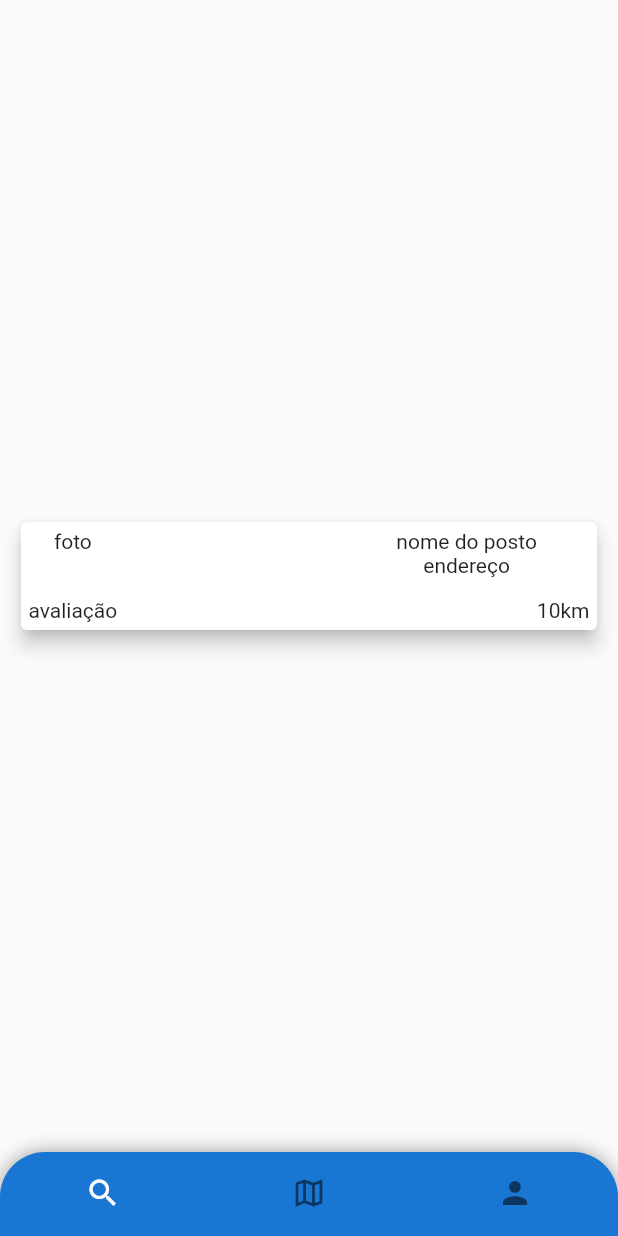
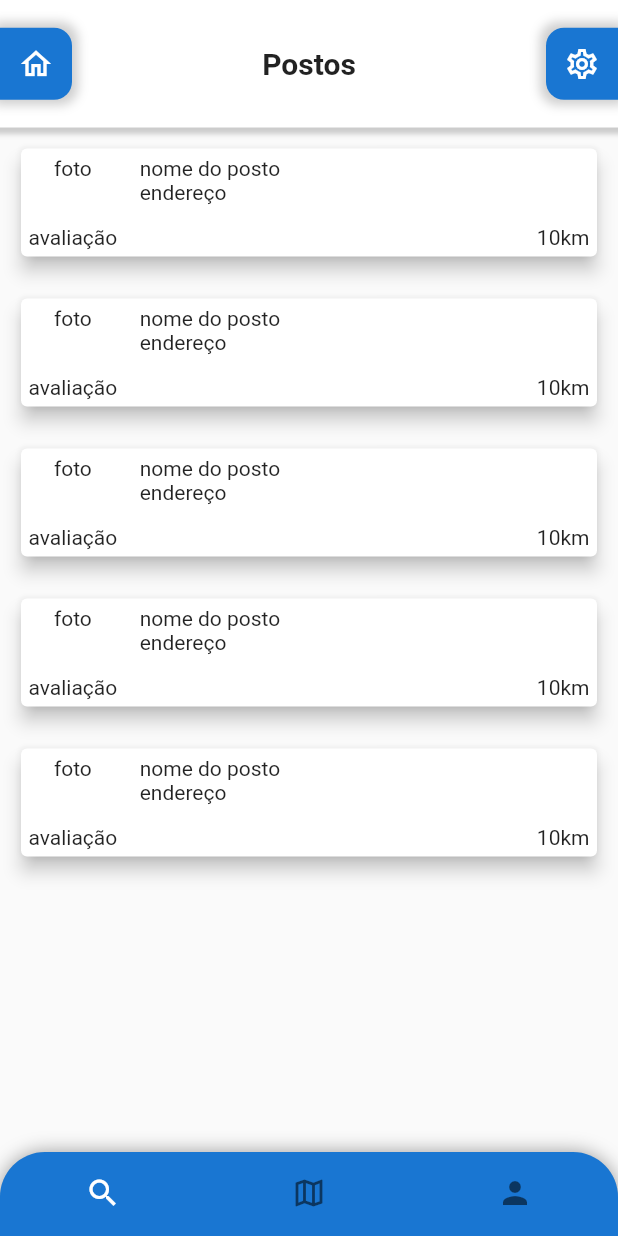
Before and after one commit to PedroLuisBrilhadori/faz-a-boa, a Flutter app: the screen it shows after launch, on a phone screen of 412 x 824 dp. Run offline on Flutter 3.47's test engine with Material 2 defaults, Android fonts, the phone set to English and light mode, and no system bars.

Commit message:
fix: arruma alinhamento das informações do card

```diff
--- a/lib/view/main_screen.dart
+++ b/lib/view/main_screen.dart
@@ -1,5 +1,6 @@
 // ignore_for_file: prefer_const_constructors
 
+import 'package:faz_a_boa/widgets/app_bar/app_bar.dart';
 import 'package:faz_a_boa/widgets/card/card.dart';
 import 'package:faz_a_boa/widgets/navigation_bar/navigation_bar.dart';
 import 'package:flutter/material.dart';
@@ -15,7 +16,19 @@ class _MainScreenState extends State<MainScreen> {
   @override
   Widget build(BuildContext context) {
     return Scaffold(
-      body: Center(child: CardWidget()),
+      body: Column(children: [
+        FZBAppBar('Postos'),
+        Expanded(
+            child: ListView(
+          children: const [
+            CardWidget(),
+            CardWidget(),
+            CardWidget(),
+            CardWidget(),
+            CardWidget(),
+          ],
+        )),
+      ]),
       bottomNavigationBar: FZBNavigationBar(),
     );
   }
--- a/lib/widgets/card/card.dart
+++ b/lib/widgets/card/card.dart
@@ -16,20 +16,20 @@ class CardWidget extends StatelessWidget {
           mainAxisAlignment: MainAxisAlignment.spaceBetween,
           children: [
             Container(
-                margin: const EdgeInsets.all(5),
+                margin: const EdgeInsets.fromLTRB(5, 5, 10, 5),
                 child: Column(
-                  mainAxisSize: MainAxisSize.max,
                   mainAxisAlignment: MainAxisAlignment.spaceBetween,
                   children: const [Text('foto'), Text('avaliação')],
                 )),
-            Container(
+            Expanded(
+                child: Container(
               margin: const EdgeInsets.all(5),
               child: Row(
-                mainAxisSize: MainAxisSize.max,
-                mainAxisAlignment: MainAxisAlignment.end,
+                mainAxisAlignment: MainAxisAlignment.spaceBetween,
                 children: [
                   Column(
                     mainAxisAlignment: MainAxisAlignment.start,
+                    crossAxisAlignment: CrossAxisAlignment.start,
                     children: const [Text('nome do posto'), Text('endereço')],
                   ),
                   Column(
@@ -38,7 +38,7 @@ class CardWidget extends StatelessWidget {
                   )
                 ],
               ),
-            )
+            )),
           ],
         ),
       ),
```
